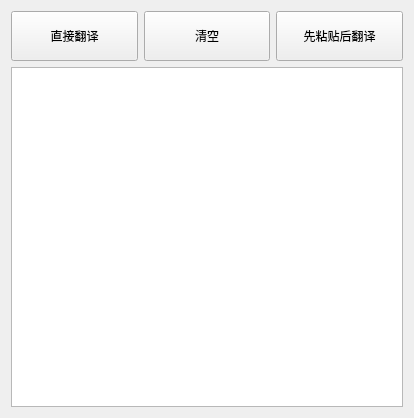
First picture: the form in UI_pdf_translate.ui, repository rocvfx/pdf_translate, before the edit.
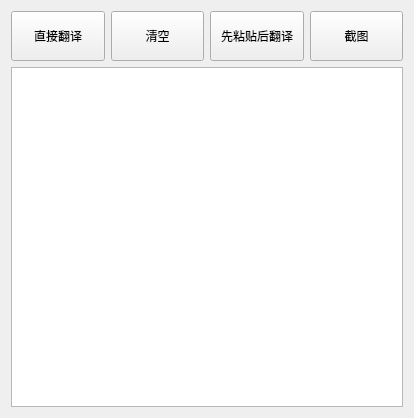
Second picture: the form after the edit.

Commit message: 增加截图功能

The edit to the form file:
```diff
--- a/UI_pdf_translate.ui
+++ b/UI_pdf_translate.ui
@@ -57,6 +57,19 @@
          </property>
         </widget>
        </item>
+       <item>
+        <widget class="QPushButton" name="pushButton_screenshot">
+         <property name="minimumSize">
+          <size>
+           <width>0</width>
+           <height>50</height>
+          </size>
+         </property>
+         <property name="text">
+          <string>截图</string>
+         </property>
+        </widget>
+       </item>
       </layout>
      </item>
      <item>
```
The commit also changes 2 other files.
